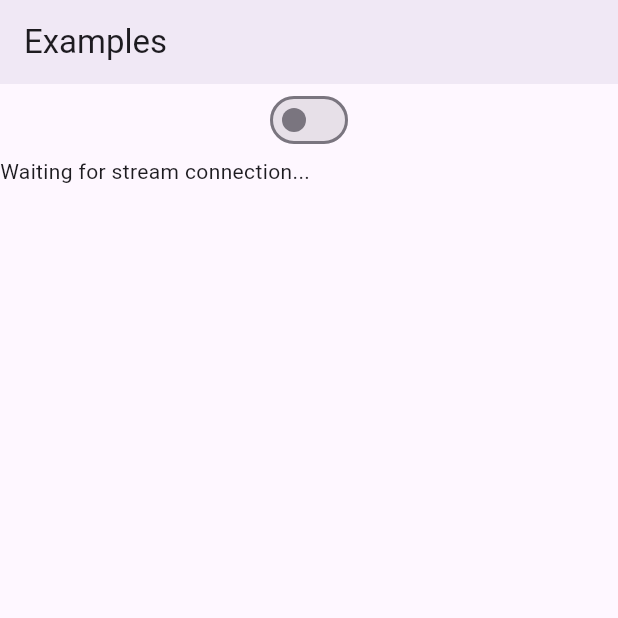
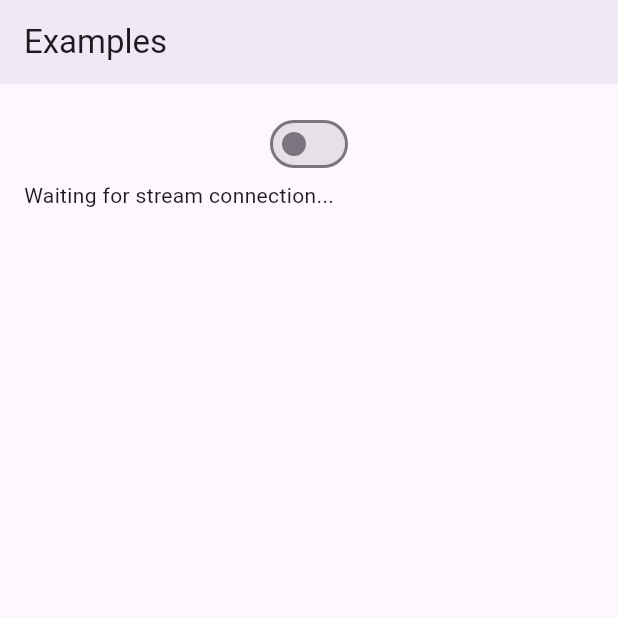
Before and after one commit to erayerdin/streaming_forms, a Flutter app: the screen it shows after launch, on a phone screen of 412 x 824 dp, the top half of it. Run offline on Flutter 3.47's test engine with Material 2 defaults, Android fonts, the phone set to English and light mode, and no system bars.

Commit message:
add Switch args to FormsSwitch

```diff
--- a/example/lib/main.dart
+++ b/example/lib/main.dart
@@ -38,6 +38,7 @@ class HomePage extends StatelessWidget {
         elevation: 4,
       ),
       body: ListView(
+        padding: const EdgeInsets.all(16),
         children: [
           //-------------//
           // FormsSwitch //
--- a/lib/src/switch.dart
+++ b/lib/src/switch.dart
@@ -14,6 +14,7 @@
 
 import 'dart:async';
 
+import 'package:flutter/gestures.dart';
 import 'package:flutter/material.dart';
 
 /// {@template formsswitch}
@@ -24,11 +25,62 @@ class FormsSwitch extends StatefulWidget {
   const FormsSwitch({
     required this.controller,
     this.initialValue = false,
+    this.activeColor,
+    this.activeTrackColor,
+    this.inactiveThumbColor,
+    this.inactiveTrackColor,
+    this.activeThumbImage,
+    this.onActiveThumbImageError,
+    this.inactiveThumbImage,
+    this.onInactiveThumbImageError,
+    this.thumbColor,
+    this.trackColor,
+    this.trackOutlineColor,
+    this.thumbIcon,
+    this.materialTapTargetSize,
+    this.dragStartBehavior = DragStartBehavior.start,
+    this.mouseCursor,
+    this.focusColor,
+    this.hoverColor,
+    this.overlayColor,
+    this.splashRadius,
+    this.focusNode,
+    this.onFocusChange,
+    this.autofocus = false,
     super.key,
   });
 
+  //------------------//
+  // Forms Properties //
+  //------------------//
   final StreamController<bool> controller;
   final bool initialValue;
+
+  //--------------------//
+  // Flutter Properties //
+  //--------------------//
+  final Color? activeColor;
+  final Color? activeTrackColor;
+  final Color? inactiveThumbColor;
+  final Color? inactiveTrackColor;
+  final ImageProvider<Object>? activeThumbImage;
+  final ImageErrorListener? onActiveThumbImageError;
+  final ImageProvider<Object>? inactiveThumbImage;
+  final ImageErrorListener? onInactiveThumbImageError;
+  final MaterialStateProperty<Color?>? thumbColor;
+  final MaterialStateProperty<Color?>? trackColor;
+  final MaterialStateProperty<Color?>? trackOutlineColor;
+  final MaterialStateProperty<Icon?>? thumbIcon;
+  final MaterialTapTargetSize? materialTapTargetSize;
+  final DragStartBehavior dragStartBehavior;
+  final MouseCursor? mouseCursor;
+  final Color? focusColor;
+  final Color? hoverColor;
+  final MaterialStateProperty<Color?>? overlayColor;
+  final double? splashRadius;
+  final FocusNode? focusNode;
+  final ValueChanged<bool>? onFocusChange;
+  final bool autofocus;
 
   @override
   State<FormsSwitch> createState() => _FormsSwitchState();
@@ -46,6 +98,28 @@ class _FormsSwitchState extends State<FormsSwitch> {
   @override
   Widget build(BuildContext context) {
     return Switch(
+      activeColor: widget.activeColor,
+      activeTrackColor: widget.activeTrackColor,
+      inactiveThumbColor: widget.inactiveThumbColor,
+      inactiveTrackColor: widget.inactiveTrackColor,
+      activeThumbImage: widget.activeThumbImage,
+      onActiveThumbImageError: widget.onActiveThumbImageError,
+      inactiveThumbImage: widget.inactiveThumbImage,
+      onInactiveThumbImageError: widget.onInactiveThumbImageError,
+      thumbColor: widget.thumbColor,
+      trackColor: widget.trackColor,
+      trackOutlineColor: widget.trackOutlineColor,
+      thumbIcon: widget.thumbIcon,
+      materialTapTargetSize: widget.materialTapTargetSize,
+      dragStartBehavior: widget.dragStartBehavior,
+      mouseCursor: widget.mouseCursor,
+      focusColor: widget.focusColor,
+      hoverColor: widget.hoverColor,
+      overlayColor: widget.overlayColor,
+      splashRadius: widget.splashRadius,
+      focusNode: widget.focusNode,
+      onFocusChange: widget.onFocusChange,
+      autofocus: widget.autofocus,
       value: value,
       onChanged: (val) {
         widget.controller.add(val);
```
